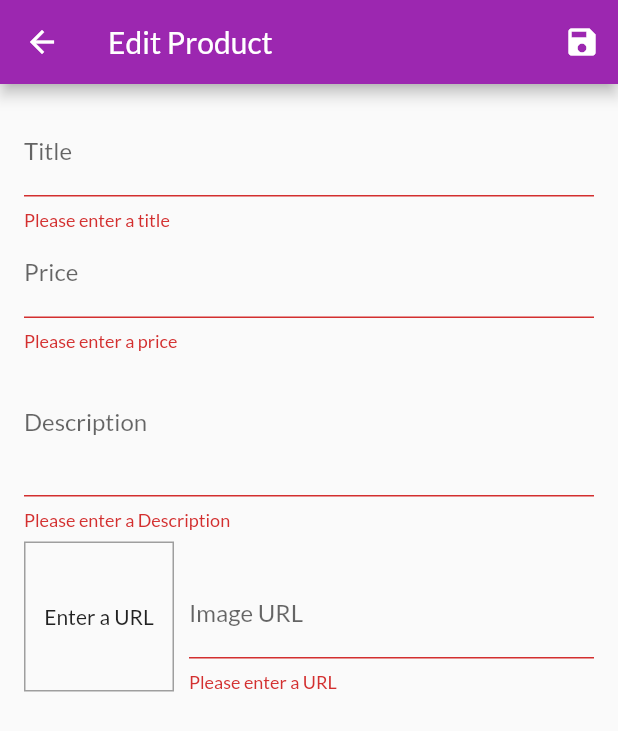
After one commit to amjadhck/shop_me, a Flutter app: the EditProductScreen screen opened by its route, after a tap on the "save" icon, on a phone screen of 412 x 824 dp. The commit adds this screen. Shown: the top 731 px of the screen. Run offline on Flutter 3.47's test engine with Material 2 defaults, Android fonts, the phone set to English and light mode, and no system bars; our stand-ins replace shared_preferences; missing offline and left inert: dart:ffi; accounts and stored records are empty.

Commit message:
product validation

```diff
--- a/lib/providers/products_provider.dart
+++ b/lib/providers/products_provider.dart
@@ -50,4 +50,16 @@ class ProductProvider with ChangeNotifier {
   Product findById(String id) {
     return _items.firstWhere((prod) => prod.id == id);
   }
+
+  void addProduct(Product product) {
+    final newProduct = Product(
+      id: DateTime.now().toString(),
+      title: product.title,
+      description: product.description,
+      price: product.price,
+      imageUrl: product.imageUrl,
+    );
+    _items.insert(0, newProduct);
+    notifyListeners();
+  }
 }
--- a/lib/screens/cart_screen.dart
+++ b/lib/screens/cart_screen.dart
@@ -71,7 +71,7 @@ class CartScreen extends StatelessWidget {
                   const Spacer(),
                   Chip(
                     label: Text(
-                      '\$${cart.totalAmount}',
+                      '\$${cart.totalAmount.toStringAsFixed(2)}',
                       style: TextStyle(
                         color: Theme.of(context).colorScheme.onPrimary,
                       ),
--- /dev/null
+++ b/lib/screens/edit_product_screen.dart
@@ -0,0 +1,208 @@
+import 'package:flutter/material.dart';
+import 'package:provider/provider.dart';
+import 'package:shop_me/providers/product.dart';
+import 'package:shop_me/providers/products_provider.dart';
+
+class EditProductScreen extends StatefulWidget {
+  static const id = '/edit-product';
+  const EditProductScreen({Key? key}) : super(key: key);
+
+  @override
+  _EditProductScreenState createState() => _EditProductScreenState();
+}
+
+class _EditProductScreenState extends State<EditProductScreen> {
+  final _priceFocusNode = FocusNode();
+  final _imageUrlFocusNode = FocusNode();
+  final _descriptionFocusNode = FocusNode();
+  final _imageUrlController = TextEditingController();
+  final _formKey = GlobalKey<FormState>();
+  var newId = null;
+  late String newTitle;
+  late String newDescription;
+  late double newPrice;
+  late String newImageUrl;
+
+  @override
+  void initState() {
+    _imageUrlController.addListener(_updateImageUrl);
+    super.initState();
+  }
+
+  @override
+  void dispose() {
+    _imageUrlController.removeListener(_updateImageUrl);
+    _priceFocusNode.dispose();
+    _descriptionFocusNode.dispose();
+    _imageUrlController.dispose();
+    _imageUrlFocusNode.dispose();
+
+    super.dispose();
+  }
+
+  void _updateImageUrl() {
+    if (!_imageUrlFocusNode.hasFocus) {
+      if ((!_imageUrlController.text.startsWith('http') &&
+              !_imageUrlController.text.startsWith('https')) ||
+          (!_imageUrlController.text.endsWith('.png') &&
+              !_imageUrlController.text.endsWith('.jpg') &&
+              !_imageUrlController.text.endsWith('.jpeg'))) {
+        return;
+      }
+      setState(() {});
+    }
+  }
+
+  void _saveForm() {
+    var _isvalid = _formKey.currentState!.validate();
+    if (!_isvalid) {
+      return;
+    }
+    _formKey.currentState!.save();
+    var newProduct = Product(
+        id: DateTime.now().toString(),
+        title: newTitle,
+        description: newDescription,
+        price: newPrice,
+        imageUrl: newImageUrl);
+    Provider.of<ProductProvider>(context, listen: false).addProduct(newProduct);
+    Navigator.of(context).pop();
+  }
+
+  @override
+  Widget build(BuildContext context) {
+    return Scaffold(
+      appBar: AppBar(
+        title: const Text("Edit Product"),
+        actions: [
+          IconButton(
+            onPressed: () {
+              _saveForm();
+            },
+            icon: const Icon(Icons.save),
+          )
+        ],
+      ),
+      body: Padding(
+        padding: const EdgeInsets.all(16),
+        child: Form(
+          key: _formKey,
+          child: ListView(
+            children: [
+              TextFormField(
+                decoration: const InputDecoration(labelText: 'Title'),
+                textInputAction: TextInputAction.next,
+                onFieldSubmitted: (_) {
+                  FocusScope.of(context).requestFocus(_priceFocusNode);
+                },
+                onSaved: (value) {
+                  newTitle = value!;
+                },
+                validator: (value) {
+                  if (value!.isEmpty) {
+                    return 'Please enter a title';
+                  }
+                  return null;
+                },
+              ),
+              TextFormField(
+                decoration: const InputDecoration(labelText: 'Price'),
+                textInputAction: TextInputAction.next,
+                keyboardType: TextInputType.number,
+                focusNode: _priceFocusNode,
+                onFieldSubmitted: (_) {
+                  FocusScope.of(context).requestFocus(_descriptionFocusNode);
+                },
+                onSaved: (value) {
+                  newPrice = double.parse(value!);
+                },
+                validator: (value) {
+                  if (value!.isEmpty) {
+                    return 'Please enter a price';
+                  }
+                  if (double.tryParse(value) == null) {
+                    return 'Please enter a number';
+                  }
+                  if (double.tryParse(value)! <= 0) {
+                    return 'Enter a price greater than zero';
+                  }
+                  return null;
+                },
+              ),
+              TextFormField(
+                decoration: const InputDecoration(labelText: 'Description'),
+                maxLines: 3,
+                keyboardType: TextInputType.multiline,
+                focusNode: _descriptionFocusNode,
+                onSaved: (value) {
+                  newDescription = value!;
+                },
+                validator: (value) {
+                  if (value!.isEmpty) {
+                    return 'Please enter a Description';
+                  }
+                  if (value.length < 10) {
+                    return 'Should be atleast 10 characters long';
+                  }
+                  return null;
+                },
+              ),
+              Row(
+                crossAxisAlignment: CrossAxisAlignment.end,
+                children: [
+                  Container(
+                    width: 100,
+                    height: 100,
+                    margin: const EdgeInsets.only(top: 8, right: 10),
+                    decoration: BoxDecoration(
+                      border: Border.all(
+                        width: 1,
+                        color: Colors.grey,
+                      ),
+                    ),
+                    child: _imageUrlController.text.isEmpty
+                        ? const Center(child: Text("Enter a URL"))
+                        : FittedBox(
+                            child: Image.network(_imageUrlController.text),
+                            fit: BoxFit.cover,
+                          ),
+                  ),
+                  Expanded(
+                    child: TextFormField(
+                      decoration: const InputDecoration(labelText: 'Image URL'),
+                      keyboardType: TextInputType.url,
+                      textInputAction: TextInputAction.done,
+                      controller: _imageUrlController,
+                      focusNode: _imageUrlFocusNode,
+                      onFieldSubmitted: (_) {
+                        _saveForm();
+                      },
+                      onSaved: (value) {
+                        newImageUrl = value!;
+                      },
+                      validator: (value) {
+                        if (value!.isEmpty) {
+                          return 'Please enter a URL';
+                        }
+                        if (!value.startsWith('http') &&
+                            !value.startsWith('https')) {
+                          return 'Please enter a valid URL';
+                        }
+                        if (!value.endsWith('.png') &&
+                            !value.endsWith('.jpg') &&
+                            !value.endsWith('.jpeg')) {
+                          return 'Please enter a valid Image URL';
+                        }
+                        return null;
+                      },
+                    ),
+                  ),
+                ],
+              )
+            ],
+          ),
+        ),
+      ),
+    );
+  }
+}
--- a/lib/screens/user_product_screen.dart
+++ b/lib/screens/user_product_screen.dart
@@ -3,6 +3,7 @@ import 'package:provider/provider.dart';
 import 'package:shop_me/providers/product.dart';
 import 'package:shop_me/providers/products_provider.dart';
 import 'package:shop_me/screens/drawer_screen.dart';
+import 'package:shop_me/screens/edit_product_screen.dart';
 import 'package:shop_me/widgets/user_product_item.dart';
 
 class UserProductScreen extends StatelessWidget {
@@ -16,7 +17,9 @@ class UserProductScreen extends StatelessWidget {
         title: const Text("Your Products"),
         actions: [
           IconButton(
-            onPressed: () {},
+            onPressed: () {
+              Navigator.of(context).pushNamed(EditProductScreen.id);
+            },
             icon: const Icon(Icons.add),
           ),
         ],
```
